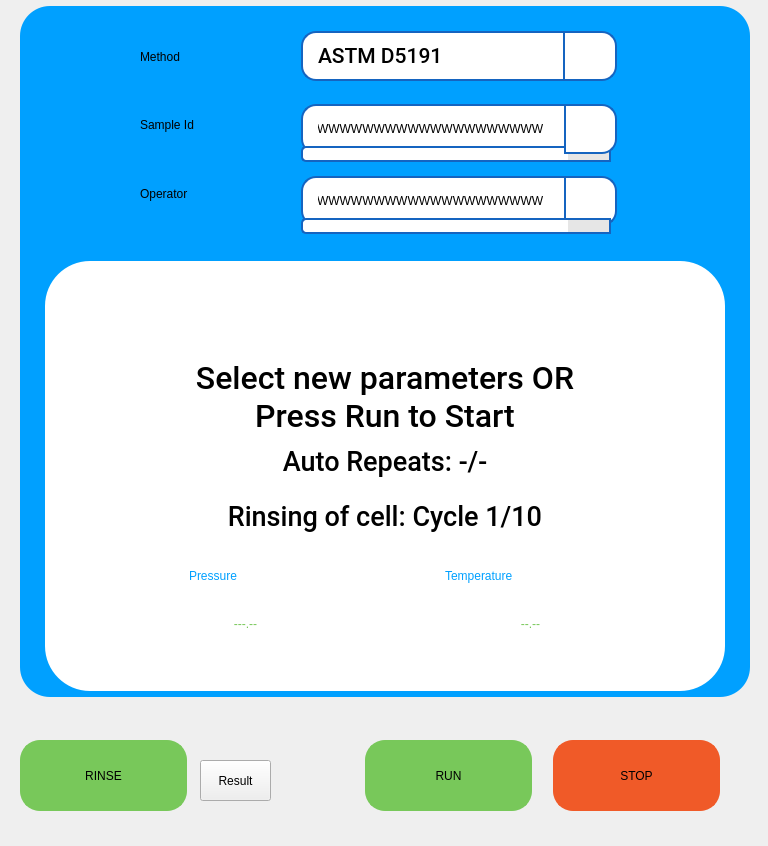
First picture: the form in pApp-22-June-2021/smeasuring.ui, repository ChandraMVE/PSSC_QT_Development, before the edit.
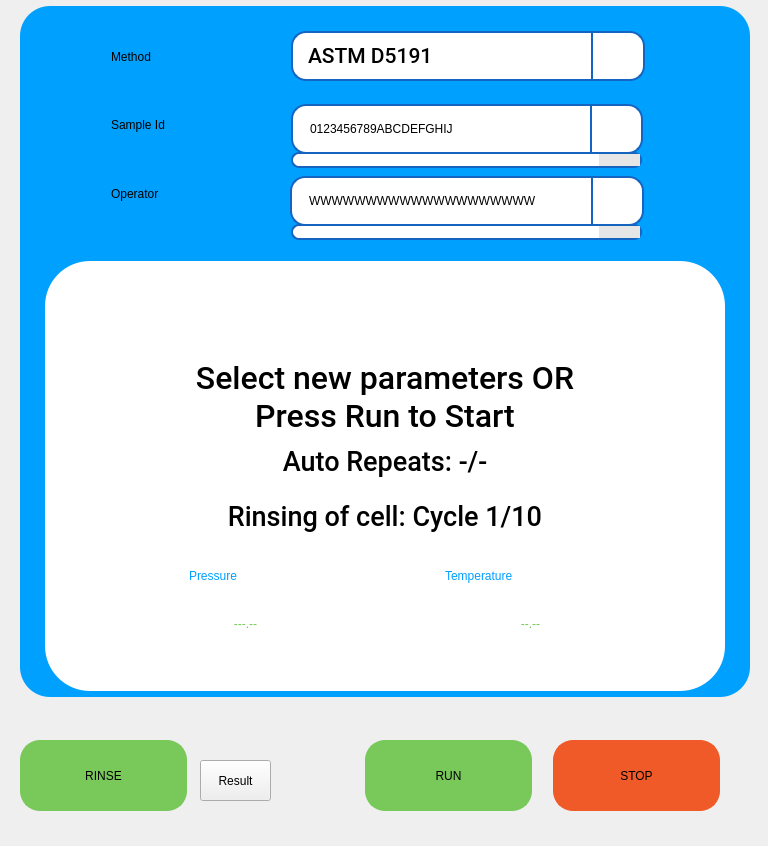
Second picture: the form after the edit. Icons and pictures are not drawn. Custom widgets are drawn as their Qt base class.

The edit to the form file:
```diff
--- a/pApp-22-June-2021/smeasuring.ui
+++ b/pApp-22-June-2021/smeasuring.ui
@@ -245,7 +245,7 @@
      <widget class="QLabel" name="label">
       <property name="geometry">
        <rect>
-        <x>120</x>
+        <x>91</x>
         <y>30</y>
         <width>141</width>
         <height>41</height>
@@ -262,7 +262,7 @@
      <widget class="QLabel" name="label_2">
       <property name="geometry">
        <rect>
-        <x>120</x>
+        <x>91</x>
         <y>88</y>
         <width>141</width>
         <height>61</height>
@@ -282,7 +282,7 @@
      <widget class="QLabel" name="label_3">
       <property name="geometry">
        <rect>
-        <x>120</x>
+        <x>91</x>
         <y>157</y>
         <width>141</width>
         <height>61</height>
@@ -302,9 +302,9 @@
      <widget class="QComboBox" name="cbMethod">
       <property name="geometry">
        <rect>
-        <x>281</x>
+        <x>271</x>
         <y>25</y>
-        <width>316</width>
+        <width>354</width>
         <height>50</height>
        </rect>
       </property>
@@ -324,12 +324,13 @@
        <string notr="true">QComboBox {
    border: 2px solid  rgb(21, 100, 192);
    border-radius: 15px;
-   padding: 1px 18px 1px 3px;
+/*   padding: 1px 18px 1px 3px;*/
    background-color: rgb(255, 255, 255);
    color: rgb(0, 0, 0);
    font: 75 16pt &quot;Roboto Medium&quot;;
-   padding-left: 15px;
-
+  padding-left: 15px;
+	outline: none;
+margin: 0;
 }
 
 QComboBox:on {
@@ -342,11 +343,12 @@
     subcontrol-position: top right;
     width: 50px;
     border-left-width: 2px;
-    border-left-color: darkgray;
+    border-left-color: rgb(21, 100, 192);
     border-left-style: solid;
-    border-top-right-radius: 3px;
-    border-bottom-right-radius: 3px;
+    border-top-right-radius: 8px;
+    border-bottom-right-radius: 8px;
     border-color: rgb(21, 100, 192);
+	background: transparent;
 }
 
 QComboBox::down-arrow {
@@ -361,15 +363,17 @@
 QComboBox QAbstractItemView {
    border: 2px solid rgb(21, 100, 192);
    font: 75 16pt &quot;Roboto Medium&quot;;
-   border-radius: 5px;
+   border-radius: 8px;
    background-color: rgb(255, 255, 255);
    selection-background-color:  rgb(21, 100, 192);
    selection-color: rgb(255, 255, 255);
+	outline: none;
+margin: 0;
 }
 /*  vertical */
 QScrollBar:vertical {
      border: 0px solid  rgb(21, 100, 192);
-     background:  rgb(230,230,230);
+     background:  rgb(0, 160, 255);
      width: 42px;
 	 margin: 45px 0 45px 0;
      border-left: 2px solid  rgb(182, 182, 182);
@@ -382,7 +386,7 @@
 
  QScrollBar::add-line:vertical {
      border: 0px solid grey;
-     background:  rgb(230,230,230);
+     background:  rgb(0, 160, 255);
      height: 45px;
      subcontrol-position: bottom;
      subcontrol-origin: margin;
@@ -390,7 +394,7 @@
 
  QScrollBar::sub-line:vertical {
      border: 0px solid grey;
-     background:  rgb(230,230,230);
+     background:  rgb(0, 160, 255);
      height: 45px;
      subcontrol-position: top;
      subcontrol-origin: margin;
@@ -740,9 +744,9 @@
      <widget class="sQLEExtend" name="leSampleId">
       <property name="geometry">
        <rect>
-        <x>281</x>
+        <x>271</x>
         <y>98</y>
-        <width>263</width>
+        <width>301</width>
         <height>50</height>
        </rect>
       </property>
@@ -776,7 +780,7 @@
 </string>
       </property>
       <property name="text">
-       <string>WWWWWWWWWWWWWWWWWWWW</string>
+       <string>0123456789ABCDEFGHIJ</string>
       </property>
       <property name="maxLength">
        <number>20</number>
@@ -785,7 +789,7 @@
      <widget class="QPushButton" name="pbSampleId">
       <property name="geometry">
        <rect>
-        <x>544</x>
+        <x>570</x>
         <y>98</y>
         <width>53</width>
         <height>50</height>
@@ -816,7 +820,7 @@
      <widget class="QPushButton" name="pbOperator">
       <property name="geometry">
        <rect>
-        <x>544</x>
+        <x>571</x>
         <y>170</y>
         <width>53</width>
         <height>50</height>
@@ -847,9 +851,9 @@
      <widget class="sQLEExtend" name="leOperator">
       <property name="geometry">
        <rect>
-        <x>281</x>
+        <x>270</x>
         <y>170</y>
-        <width>263</width>
+        <width>301</width>
         <height>50</height>
        </rect>
       </property>
@@ -892,9 +896,9 @@
      <widget class="QListWidget" name="lwOperator">
       <property name="geometry">
        <rect>
-        <x>281</x>
-        <y>212</y>
-        <width>310</width>
+        <x>271</x>
+        <y>218</y>
+        <width>351</width>
         <height>16</height>
        </rect>
       </property>
@@ -907,11 +911,11 @@
       <property name="styleSheet">
        <string notr="true">QListWidget {
    border: 2px solid rgb(21, 100, 192);
-   border-radius: 5px;
+   border-radius: 8px;
    background-color: rgb(255, 255, 255);
    color: rgb(0, 0, 0);
    font: 75 16pt &quot;Roboto Medium&quot;;
-   border-bottom-right-radius: 15px;
+/*   border-bottom-right-radius: 15px;*/
 }
 
 QListWidget QAbstractItemView {
@@ -1048,9 +1052,9 @@
      <widget class="QListWidget" name="lwSampleId">
       <property name="geometry">
        <rect>
-        <x>281</x>
-        <y>140</y>
-        <width>310</width>
+        <x>271</x>
+        <y>146</y>
+        <width>351</width>
         <height>16</height>
        </rect>
       </property>
@@ -1063,11 +1067,11 @@
       <property name="styleSheet">
        <string notr="true">QListWidget {
    border: 2px solid rgb(21, 100, 192);
-   border-radius: 5px;
+   border-radius: 8px;
    background-color: rgb(255, 255, 255);
    color: rgb(0, 0, 0);
    font: 75 16pt &quot;Roboto Medium&quot;;
-   border-bottom-right-radius: 15px;
+/*   border-bottom-right-radius: 15px;*/
 }
 
 QListWidget QAbstractItemView {
```
